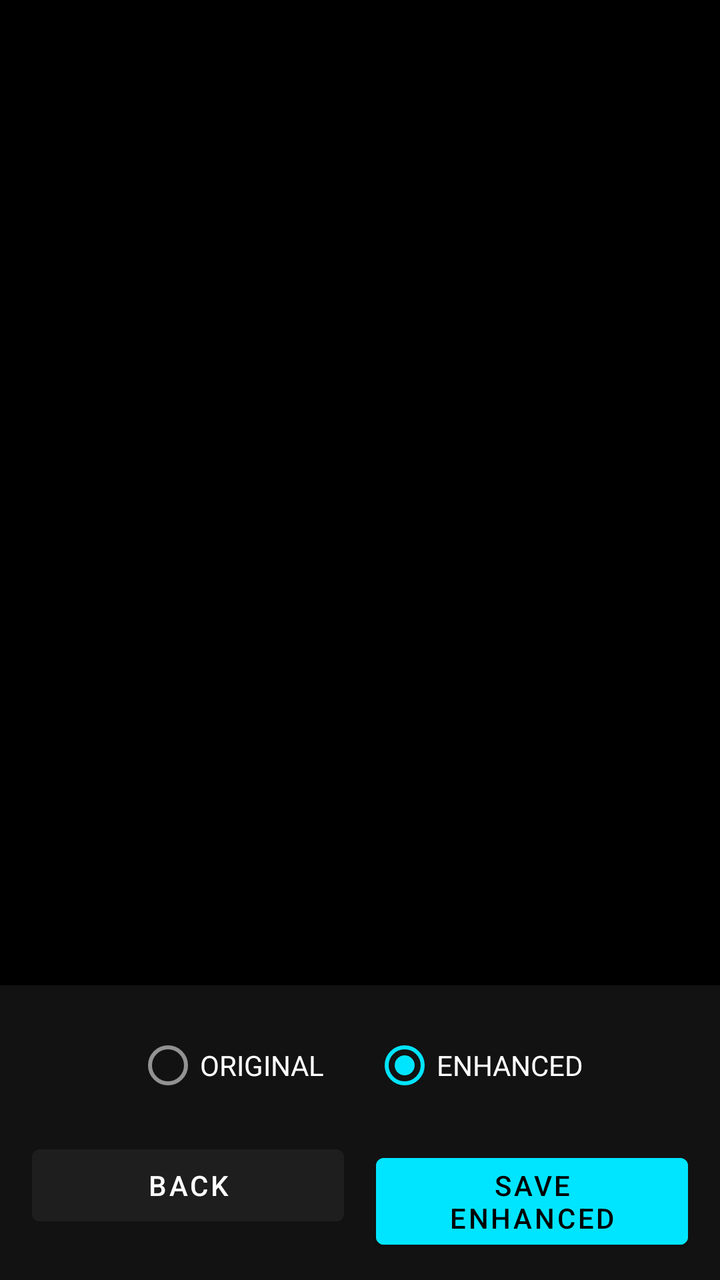
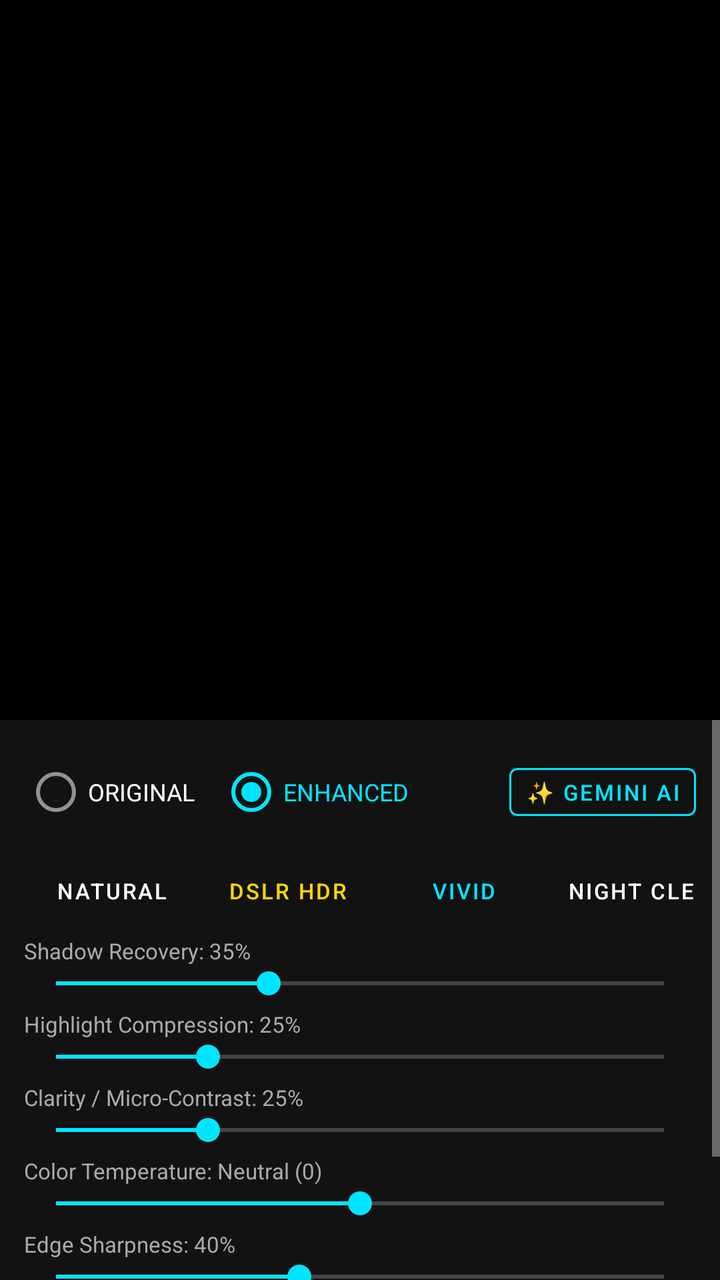

The first picture is an Android layout as it rendered before a commit; the second is the same layout after the commit. The layout source and the unified diff follow.
<!-- AndroidManifest.xml: application theme Theme.AstraCam -->
<!-- res/layout/activity_photo_review.xml -->
<?xml version="1.0" encoding="utf-8"?>
<androidx.constraintlayout.widget.ConstraintLayout xmlns:android="http://schemas.android.com/apk/res/android"
    xmlns:app="http://schemas.android.com/apk/res-auto"
    android:layout_width="match_parent"
    android:layout_height="match_parent"
    android:background="@color/black">

    <ImageView
        android:id="@+id/imagePreview"
        android:layout_width="0dp"
        android:layout_height="0dp"
        android:contentDescription="@string/label_enhanced"
        android:scaleType="fitCenter"
        app:layout_constraintBottom_toTopOf="@id/controlsPanel"
        app:layout_constraintEnd_toEndOf="parent"
        app:layout_constraintStart_toStartOf="parent"
        app:layout_constraintTop_toTopOf="parent" />

    <ProgressBar
        android:id="@+id/processingIndicator"
        style="?android:attr/progressBarStyle"
        android:layout_width="wrap_content"
        android:layout_height="wrap_content"
        android:visibility="gone"
        app:layout_constraintBottom_toBottomOf="@id/imagePreview"
        app:layout_constraintEnd_toEndOf="@id/imagePreview"
        app:layout_constraintStart_toStartOf="@id/imagePreview"
        app:layout_constraintTop_toTopOf="@id/imagePreview" />

    <LinearLayout
        android:id="@+id/controlsPanel"
        android:layout_width="0dp"
        android:layout_height="wrap_content"
        android:background="@color/surface_dark"
        android:orientation="vertical"
        android:padding="16dp"
        app:layout_constraintBottom_toBottomOf="parent"
        app:layout_constraintEnd_toEndOf="parent"
        app:layout_constraintStart_toStartOf="parent">

        <RadioGroup
            android:id="@+id/toggleComparison"
            android:layout_width="match_parent"
            android:layout_height="wrap_content"
            android:gravity="center"
            android:orientation="horizontal">

            <RadioButton
                android:id="@+id/rbOriginal"
                android:layout_width="wrap_content"
                android:layout_height="wrap_content"
                android:layout_marginEnd="24dp"
                android:text="@string/label_original"
                android:textColor="@color/white" />

            <RadioButton
                android:id="@+id/rbEnhanced"
                android:layout_width="wrap_content"
                android:layout_height="wrap_content"
                android:checked="true"
                android:text="@string/label_enhanced"
                android:textColor="@color/white" />
        </RadioGroup>

        <LinearLayout
            android:layout_width="match_parent"
            android:layout_height="wrap_content"
            android:layout_marginTop="12dp"
            android:orientation="horizontal">

            <Button
                android:id="@+id/btnBack"
                android:layout_width="0dp"
                android:layout_height="wrap_content"
                android:layout_marginEnd="8dp"
                android:layout_weight="1"
                android:backgroundTint="@color/card_bg"
                android:text="@string/btn_back"
                android:textColor="@color/white" />

            <Button
                android:id="@+id/btnSave"
                android:layout_width="0dp"
                android:layout_height="wrap_content"
                android:layout_marginStart="8dp"
                android:layout_weight="1"
                android:backgroundTint="@color/primary_accent"
                android:text="@string/btn_save_enhanced"
                android:textColor="@color/black" />
        </LinearLayout>
    </LinearLayout>

</androidx.constraintlayout.widget.ConstraintLayout>
<!-- resources referenced by this layout -->
<resources>
  <color name="black">#000000</color>
  <color name="card_bg">#1E1E1E</color>
  <color name="primary_accent">#00E5FF</color>
  <color name="surface_dark">#121212</color>
  <color name="white">#FFFFFF</color>
  <string name="btn_back">Back</string>
  <string name="btn_save_enhanced">Save Enhanced</string>
  <string name="label_enhanced">ENHANCED</string>
  <string name="label_original">ORIGINAL</string>
  <style name="Theme.AstraCam" parent="Theme.MaterialComponents.NoActionBar">
          <item name="colorPrimary">@color/primary_accent</item>
          <item name="colorSecondary">@color/primary_accent</item>
          <item name="android:statusBarColor">@color/black</item>
          <item name="android:navigationBarColor">@color/black</item>
          <item name="android:windowBackground">@color/black</item>
      </style>
</resources>

<!-- the commit's change to res/layout/activity_photo_review.xml (unified diff, before → after) -->
@@ -11,7 +11,7 @@
         android:layout_height="0dp"
         android:contentDescription="@string/label_enhanced"
         android:scaleType="fitCenter"
-        app:layout_constraintBottom_toTopOf="@id/controlsPanel"
+        app:layout_constraintBottom_toTopOf="@id/editorScrollPanel"
         app:layout_constraintEnd_toEndOf="parent"
         app:layout_constraintStart_toStartOf="parent"
         app:layout_constraintTop_toTopOf="parent" />
@@ -27,67 +27,239 @@
         app:layout_constraintStart_toStartOf="@id/imagePreview"
         app:layout_constraintTop_toTopOf="@id/imagePreview" />
 
-    <LinearLayout
-        android:id="@+id/controlsPanel"
+    
+    <ScrollView
+        android:id="@+id/editorScrollPanel"
         android:layout_width="0dp"
-        android:layout_height="wrap_content"
+        android:layout_height="280dp"
         android:background="@color/surface_dark"
-        android:orientation="vertical"
-        android:padding="16dp"
         app:layout_constraintBottom_toBottomOf="parent"
         app:layout_constraintEnd_toEndOf="parent"
         app:layout_constraintStart_toStartOf="parent">
 
-        <RadioGroup
-            android:id="@+id/toggleComparison"
-            android:layout_width="match_parent"
-            android:layout_height="wrap_content"
-            android:gravity="center"
-            android:orientation="horizontal">
-
-            <RadioButton
-                android:id="@+id/rbOriginal"
-                android:layout_width="wrap_content"
-                android:layout_height="wrap_content"
-                android:layout_marginEnd="24dp"
-                android:text="@string/label_original"
-                android:textColor="@color/white" />
-
-            <RadioButton
-                android:id="@+id/rbEnhanced"
-                android:layout_width="wrap_content"
-                android:layout_height="wrap_content"
-                android:checked="true"
-                android:text="@string/label_enhanced"
-                android:textColor="@color/white" />
-        </RadioGroup>
-
         <LinearLayout
             android:layout_width="match_parent"
             android:layout_height="wrap_content"
-            android:layout_marginTop="12dp"
-            android:orientation="horizontal">
-
-            <Button
-                android:id="@+id/btnBack"
-                android:layout_width="0dp"
-                android:layout_height="wrap_content"
-                android:layout_marginEnd="8dp"
-                android:layout_weight="1"
-                android:backgroundTint="@color/card_bg"
-                android:text="@string/btn_back"
-                android:textColor="@color/white" />
-
-            <Button
-                android:id="@+id/btnSave"
-                android:layout_width="0dp"
-                android:layout_height="wrap_content"
-                android:layout_marginStart="8dp"
-                android:layout_weight="1"
-                android:backgroundTint="@color/primary_accent"
-                android:text="@string/btn_save_enhanced"
-                android:textColor="@color/black" />
+            android:orientation="vertical"
+            android:padding="12dp">
+
+            
+            <LinearLayout
+                android:layout_width="match_parent"
+                android:layout_height="wrap_content"
+                android:gravity="center_vertical"
+                android:orientation="horizontal">
+
+                <RadioGroup
+                    android:id="@+id/toggleComparison"
+                    android:layout_width="0dp"
+                    android:layout_height="wrap_content"
+                    android:layout_weight="1"
+                    android:gravity="center_vertical"
+                    android:orientation="horizontal">
+
+                    <RadioButton
+                        android:id="@+id/rbOriginal"
+                        android:layout_width="wrap_content"
+                        android:layout_height="wrap_content"
+                        android:text="@string/label_original"
+                        android:textColor="@color/white"
+                        android:textSize="12sp" />
+
+                    <RadioButton
+                        android:id="@+id/rbEnhanced"
+                        android:layout_width="wrap_content"
+                        android:layout_height="wrap_content"
+                        android:layout_marginStart="12dp"
+                        android:checked="true"
+                        android:text="@string/label_enhanced"
+                        android:textColor="@color/primary_accent"
+                        android:textSize="12sp" />
+                </RadioGroup>
+
+                <Button
+                    android:id="@+id/btnGeminiAi"
+                    style="@style/Widget.MaterialComponents.Button.OutlinedButton"
+                    android:layout_width="wrap_content"
+                    android:layout_height="36dp"
+                    android:paddingStart="8dp"
+                    android:paddingEnd="8dp"
+                    android:text="✨ Gemini AI"
+                    android:textColor="@color/primary_accent"
+                    android:textSize="11sp"
+                    app:strokeColor="@color/primary_accent" />
+            </LinearLayout>
+
+            
+            <HorizontalScrollView
+                android:layout_width="match_parent"
+                android:layout_height="wrap_content"
+                android:layout_marginTop="8dp"
+                android:scrollbars="none">
+
+                <LinearLayout
+                    android:layout_width="wrap_content"
+                    android:layout_height="wrap_content"
+                    android:orientation="horizontal">
+
+                    <Button
+                        android:id="@+id/presetNatural"
+                        style="@style/Widget.MaterialComponents.Button.TextButton"
+                        android:layout_width="wrap_content"
+                        android:layout_height="34dp"
+                        android:text="Natural"
+                        android:textColor="@color/white"
+                        android:textSize="11sp" />
+
+                    <Button
+                        android:id="@+id/presetHdr"
+                        style="@style/Widget.MaterialComponents.Button.TextButton"
+                        android:layout_width="wrap_content"
+                        android:layout_height="34dp"
+                        android:text="DSLR HDR"
+                        android:textColor="@color/badge_hdr"
+                        android:textSize="11sp" />
+
+                    <Button
+                        android:id="@+id/presetVivid"
+                        style="@style/Widget.MaterialComponents.Button.TextButton"
+                        android:layout_width="wrap_content"
+                        android:layout_height="34dp"
+                        android:text="Vivid"
+                        android:textColor="@color/primary_accent"
+                        android:textSize="11sp" />
+
+                    <Button
+                        android:id="@+id/presetLowLight"
+                        style="@style/Widget.MaterialComponents.Button.TextButton"
+                        android:layout_width="wrap_content"
+                        android:layout_height="34dp"
+                        android:text="Night Clean"
+                        android:textColor="@color/white"
+                        android:textSize="11sp" />
+                </LinearLayout>
+            </HorizontalScrollView>
+
+            
+            <TextView
+                android:id="@+id/lblShadows"
+                android:layout_width="wrap_content"
+                android:layout_height="wrap_content"
+                android:layout_marginTop="6dp"
+                android:text="Shadow Recovery: 35%"
+                android:textColor="@color/text_secondary"
+                android:textSize="11sp" />
+
+            <SeekBar
+                android:id="@+id/sbShadows"
+                android:layout_width="match_parent"
+                android:layout_height="wrap_content"
+                android:max="100"
+                android:progress="35"
+                android:progressTint="@color/primary_accent"
+                android:thumbTint="@color/primary_accent" />
+
+            <TextView
+                android:id="@+id/lblHighlights"
+                android:layout_width="wrap_content"
+                android:layout_height="wrap_content"
+                android:layout_marginTop="4dp"
+                android:text="Highlight Compression: 25%"
+                android:textColor="@color/text_secondary"
+                android:textSize="11sp" />
+
+            <SeekBar
+                android:id="@+id/sbHighlights"
+                android:layout_width="match_parent"
+                android:layout_height="wrap_content"
+                android:max="100"
+                android:progress="25"
+                android:progressTint="@color/primary_accent"
+                android:thumbTint="@color/primary_accent" />
+
+            <TextView
+                android:id="@+id/lblClarity"
+                android:layout_width="wrap_content"
+                android:layout_height="wrap_content"
+                android:layout_marginTop="4dp"
+                android:text="Clarity / Micro-Contrast: 25%"
+                android:textColor="@color/text_secondary"
+                android:textSize="11sp" />
+
+            <SeekBar
+                android:id="@+id/sbClarity"
+                android:layout_width="match_parent"
+                android:layout_height="wrap_content"
+                android:max="100"
+                android:progress="25"
+                android:progressTint="@color/primary_accent"
+                android:thumbTint="@color/primary_accent" />
+
+            <TextView
+                android:id="@+id/lblWarmth"
+                android:layout_width="wrap_content"
+                android:layout_height="wrap_content"
+                android:layout_marginTop="4dp"
+                android:text="Color Temperature: Neutral (0)"
+                android:textColor="@color/text_secondary"
+                android:textSize="11sp" />
+
+            <SeekBar
+                android:id="@+id/sbWarmth"
+                android:layout_width="match_parent"
+                android:layout_height="wrap_content"
+                android:max="100"
+                android:progress="50"
+                android:progressTint="@color/primary_accent"
+                android:thumbTint="@color/primary_accent" />
+
+            <TextView
+                android:id="@+id/lblSharpness"
+                android:layout_width="wrap_content"
+                android:layout_height="wrap_content"
+                android:layout_marginTop="4dp"
+                android:text="Edge Sharpness: 40%"
+                android:textColor="@color/text_secondary"
+                android:textSize="11sp" />
+
+            <SeekBar
+                android:id="@+id/sbSharpness"
+                android:layout_width="match_parent"
+                android:layout_height="wrap_content"
+                android:max="100"
+                android:progress="40"
+                android:progressTint="@color/primary_accent"
+                android:thumbTint="@color/primary_accent" />
+
+            
+            <LinearLayout
+                android:layout_width="match_parent"
+                android:layout_height="wrap_content"
+                android:layout_marginTop="12dp"
+                android:orientation="horizontal">
+
+                <Button
+                    android:id="@+id/btnBack"
+                    android:layout_width="0dp"
+                    android:layout_height="wrap_content"
+                    android:layout_marginEnd="8dp"
+                    android:layout_weight="1"
+                    android:backgroundTint="@color/card_bg"
+                    android:text="@string/btn_back"
+                    android:textColor="@color/white" />
+
+                <Button
+                    android:id="@+id/btnSave"
+                    android:layout_width="0dp"
+                    android:layout_height="wrap_content"
+                    android:layout_marginStart="8dp"
+                    android:layout_weight="1"
+                    android:backgroundTint="@color/primary_accent"
+                    android:text="@string/btn_save_enhanced"
+                    android:textColor="@color/black" />
+            </LinearLayout>
+
         </LinearLayout>
-    </LinearLayout>
+    </ScrollView>
 
 </androidx.constraintlayout.widget.ConstraintLayout>
<!-- resource entries referenced after the edit -->
@@ -1,9 +1,11 @@
 <!-- resources referenced by this layout -->
 <resources>
+  <color name="badge_hdr">#FFD700</color>
   <color name="black">#000000</color>
   <color name="card_bg">#1E1E1E</color>
   <color name="primary_accent">#00E5FF</color>
   <color name="surface_dark">#121212</color>
+  <color name="text_secondary">#AAAAAA</color>
   <color name="white">#FFFFFF</color>
   <string name="btn_back">Back</string>
   <string name="btn_save_enhanced">Save Enhanced</string>
